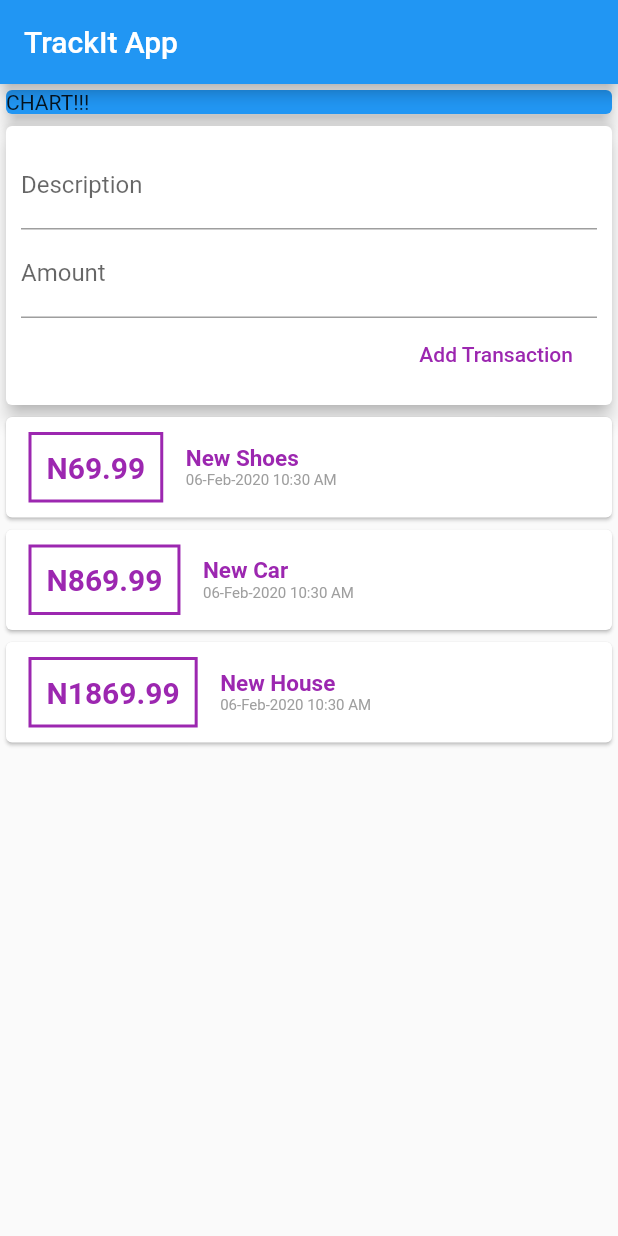
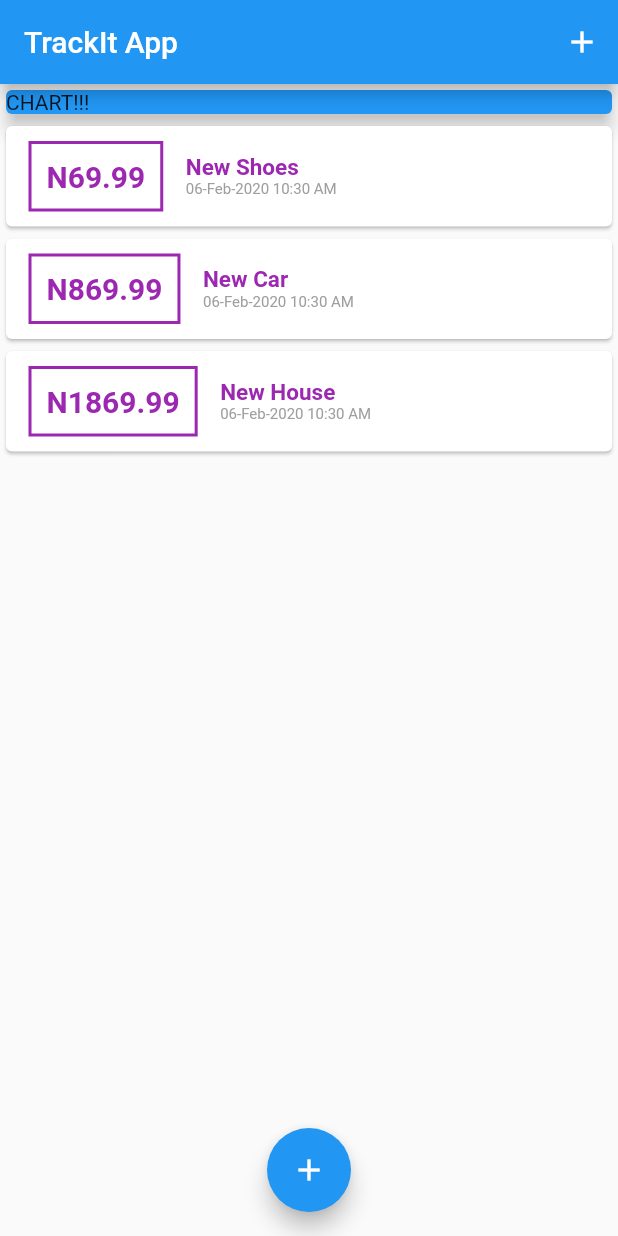
Before and after one commit to dharmykoya/expenseApp_mobile, a Flutter app: the screen it shows after launch, on a phone screen of 412 x 824 dp. Run offline on Flutter 3.47's test engine with Material 2 defaults, Android fonts, the phone set to English and light mode, and no system bars.

Commit message:
feature(add-button):allow users add transaction To create a new button for modal form To refactor code base

```diff
--- a/lib/main.dart
+++ b/lib/main.dart
@@ -1,6 +1,7 @@
 import 'package:flutter/material.dart';
-import 'package:intl/intl.dart';
-import './transaction.dart';
+import './widgets/transaction_list.dart';
+import './widgets/new_transaction.dart';
+import './models/transaction.dart';
 
 void main() => runApp(MyApp());
 
@@ -8,14 +9,22 @@ class MyApp extends StatelessWidget {
   @override
   Widget build(BuildContext context) {
     return MaterialApp(
-      title: 'Flutter App',
+      title: 'Track it',
       home: MyHomePage(),
     );
   }
 }
 
-class MyHomePage extends StatelessWidget {
-  final List<Transaction> transactions = [
+class MyHomePage extends StatefulWidget {
+  // String titleInput;
+  // String amountInput;
+
+  @override
+  _MyHomePageState createState() => _MyHomePageState();
+}
+
+class _MyHomePageState extends State<MyHomePage> {
+  final List<Transaction> _userTransactions = [
     Transaction(
       id: 't1',
       title: 'New Shoes',
@@ -33,22 +42,48 @@ class MyHomePage extends StatelessWidget {
       title: 'New House',
       amount: 1869.99,
       date: DateTime.now(),
-    )
+    ),
   ];
 
-  // String titleInput;
-  // String amountInput;
+  void _addNewTransaction(String txTitle, double txAmount) {
+    final newTx = Transaction(
+      title: txTitle,
+      amount: txAmount,
+      date: DateTime.now(),
+      id: DateTime.now().toString(),
+    );
 
-  final titleController = TextEditingController();
-  final amountController = TextEditingController();
+    setState(() {
+      _userTransactions.add(newTx);
+    });
+  }
+
+  void _startAddNewTransaction(BuildContext ctx) {
+    showModalBottomSheet(
+        context: ctx,
+        builder: (bCtx) {
+          return GestureDetector(
+            onTap: () {},
+            child: NewTransaction(_addNewTransaction),
+            behavior: HitTestBehavior.opaque,
+          );
+        });
+  }
 
   @override
   Widget build(BuildContext context) {
     return Scaffold(
       appBar: AppBar(
         title: Text('TrackIt App'),
+        actions: <Widget>[
+          IconButton(
+            icon: Icon(Icons.add),
+            onPressed: () => _startAddNewTransaction(context),
           ),
-      body: Column(
+        ],
+      ),
+      body: SingleChildScrollView(
+        child: Column(
           mainAxisAlignment: MainAxisAlignment.start,
           crossAxisAlignment: CrossAxisAlignment.start,
           children: <Widget>[
@@ -60,90 +95,14 @@ class MyHomePage extends StatelessWidget {
                 elevation: 5,
               ),
             ),
-          Card(
-            elevation: 5,
-            child: Container(
-              padding: EdgeInsets.all(10),
-              child: Column(
-                crossAxisAlignment: CrossAxisAlignment.end,
-                children: <Widget>[
-                  TextField(
-                    decoration: InputDecoration(
-                      labelText: 'Description',
-                    ),
-                    // onChanged: (value) => titleInput = value,
-                    controller: titleController,
-                  ),
-                  TextField(
-                    decoration: InputDecoration(
-                      labelText: 'Amount',
-                    ),
-                    // onChanged: (value) => amountInput = value,
-                    controller: amountController,
-                  ),
-                  FlatButton(
-                    child: Text('Add Transaction'),
-                    textColor: Colors.purple,
-                    onPressed: () {
-                      print(titleController.text);
-                      print(amountController.text);
-                    },
-                  )
+            TransactionList(_userTransactions),
           ],
         ),
       ),
-          ),
-          Column(
-            children: transactions.map((tx) {
-              return Card(
-                child: Row(
-                  children: <Widget>[
-                    Container(
-                      margin: EdgeInsets.symmetric(
-                        vertical: 10,
-                        horizontal: 15,
-                      ),
-                      decoration: BoxDecoration(
-                        border: Border.all(
-                          color: Colors.purple,
-                          width: 2,
-                        ),
-                      ),
-                      padding: EdgeInsets.all(10),
-                      child: Text(
-                        '\N${tx.amount}',
-                        style: TextStyle(
-                          fontWeight: FontWeight.bold,
-                          fontSize: 20,
-                          color: Colors.purple,
-                        ),
-                      ),
-                    ),
-                    Column(
-                      crossAxisAlignment: CrossAxisAlignment.start,
-                      children: <Widget>[
-                        Text(
-                          tx.title,
-                          style: TextStyle(
-                              fontSize: 15,
-                              color: Colors.purple,
-                              fontWeight: FontWeight.bold),
-                        ),
-                        Text(
-                          DateFormat('dd-MMM-yyy hh:mm a').format(tx.date),
-                          style: TextStyle(
-                            fontSize: 10,
-                            color: Colors.grey,
-                          ),
-                        )
-                      ],
-                    )
-                  ],
-                ),
-              );
-            }).toList(),
-          ),
-        ],
+      floatingActionButtonLocation: FloatingActionButtonLocation.centerFloat,
+      floatingActionButton: FloatingActionButton(
+        child: Icon(Icons.add),
+        onPressed: () => _startAddNewTransaction(context),
       ),
     );
   }
--- /dev/null
+++ b/lib/widgets/transaction_list.dart
@@ -0,0 +1,68 @@
+import 'package:flutter/material.dart';
+import 'package:intl/intl.dart';
+import '../models/transaction.dart';
+
+
+class TransactionList extends StatelessWidget {
+  final List<Transaction> transactions;
+
+  TransactionList(this.transactions);
+
+  @override
+  Widget build(BuildContext context) {
+    return Container(
+      height: 300,
+      child: ListView.builder(
+        itemBuilder: (ctx, index) {
+          return Card(
+            child: Row(
+              children: <Widget>[
+                Container(
+                  margin: EdgeInsets.symmetric(
+                    vertical: 10,
+                    horizontal: 15,
+                  ),
+                  decoration: BoxDecoration(
+                    border: Border.all(
+                      color: Colors.purple,
+                      width: 2,
+                    ),
+                  ),
+                  padding: EdgeInsets.all(10),
+                  child: Text(
+                    '\N${transactions[index].amount.toStringAsFixed(2)}',
+                    style: TextStyle(
+                      fontWeight: FontWeight.bold,
+                      fontSize: 20,
+                      color: Colors.purple,
+                    ),
+                  ),
+                ),
+                Column(
+                  crossAxisAlignment: CrossAxisAlignment.start,
+                  children: <Widget>[
+                    Text(
+                      transactions[index].title,
+                      style: TextStyle(
+                          fontSize: 15,
+                          color: Colors.purple,
+                          fontWeight: FontWeight.bold),
+                    ),
+                    Text(
+                      DateFormat('dd-MMM-yyy hh:mm a').format(transactions[index].date),
+                      style: TextStyle(
+                        fontSize: 10,
+                        color: Colors.grey,
+                      ),
+                    )
+                  ],
+                )
+              ],
+            ),
+          );
+        },
+        itemCount: transactions.length,
+      ),
+    );
+  }
+}
```
Also changed, not shown: lib/widgets/new_transaction.dart (added, +68 -0 lines), lib/models/transaction.dart (renamed from lib/transaction.dart). Lines whose indentation alone changed are shown as unchanged.
